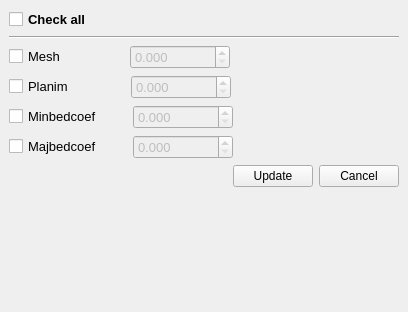
The window that ui/edit_ks_mesh_plan31000.ui (Artelia/Mascaret) describes before a commit, drawn with Qt 5.
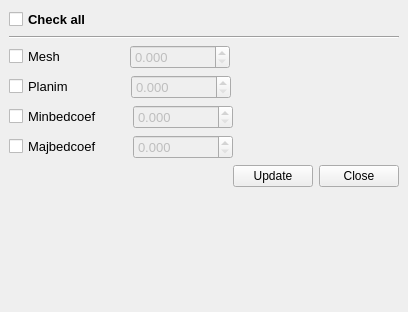
The same window after the commit.

Patch:
```diff
--- a/ui/edit_ks_mesh_plan31000.ui
+++ b/ui/edit_ks_mesh_plan31000.ui
@@ -346,7 +346,7 @@
         <item>
          <widget class="QPushButton" name="bcancel">
           <property name="text">
-           <string>Cancel</string>
+           <string>Close</string>
           </property>
          </widget>
         </item>
```
